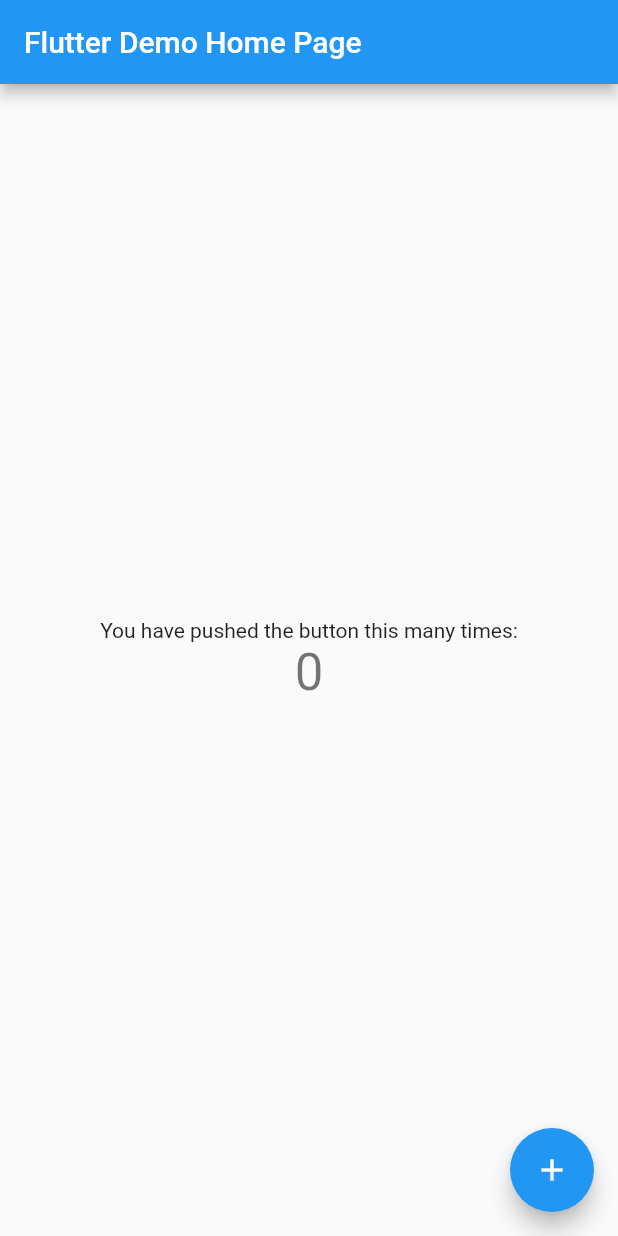
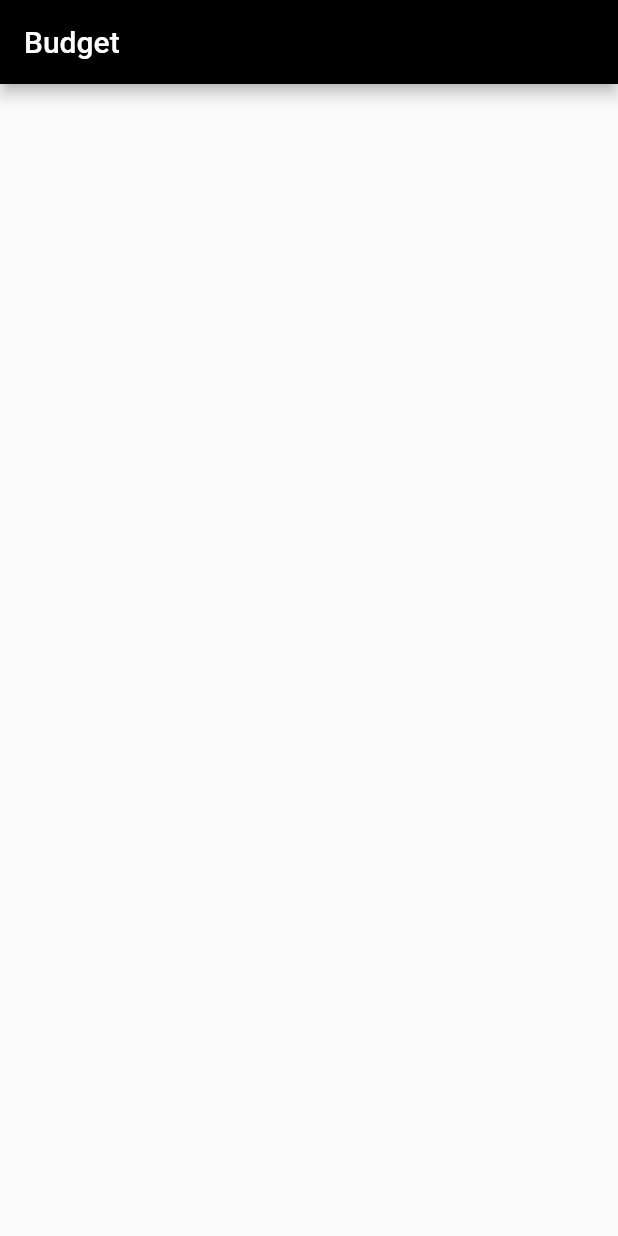
Before and after one commit to cwiswell/flutter-budget-app, a Flutter app: the screen it shows after launch, on a phone screen of 412 x 824 dp. Run offline on Flutter 3.47's test engine with Material 2 defaults, Android fonts, the phone set to English and light mode, and no system bars.

Commit message:
Remove default code

```diff
--- /dev/null
+++ b/lib/home.dart
@@ -0,0 +1,28 @@
+import 'package:flutter/material.dart';
+
+class MyHomePage extends StatefulWidget {
+  MyHomePage({Key key, this.title}) : super(key: key);
+  final String title;
+
+  @override
+  _MyHomePageState createState() => _MyHomePageState();
+}
+
+class _MyHomePageState extends State<MyHomePage> {
+  @override
+  Widget build(BuildContext context) {
+    return Scaffold(
+      appBar: AppBar(
+        title: Text(widget.title),
+      ),
+      body: Center(
+        child: Column(
+          mainAxisAlignment: MainAxisAlignment.center,
+          children: <Widget>[
+          ],
+        ),
+      ),
+
+    );
+  }
+}
--- a/lib/main.dart
+++ b/lib/main.dart
@@ -1,4 +1,5 @@
 import 'package:flutter/material.dart';
+import 'home.dart';
 
 void main() => runApp(MyApp());
 
@@ -7,105 +8,11 @@ class MyApp extends StatelessWidget {
   @override
   Widget build(BuildContext context) {
     return MaterialApp(
-      title: 'Flutter Demo',
+      title: 'Budget',
       theme: ThemeData(
-        // This is the theme of your application.
-        //
-        // Try running your application with "flutter run". You'll see the
-        // application has a blue toolbar. Then, without quitting the app, try
-        // changing the primarySwatch below to Colors.green and then invoke
-        // "hot reload" (press "r" in the console where you ran "flutter run",
-        // or simply save your changes to "hot reload" in a Flutter IDE).
-        // Notice that the counter didn't reset back to zero; the application
-        // is not restarted.
-        primarySwatch: Colors.blue,
+        primaryColor: Colors.black,
       ),
-      home: MyHomePage(title: 'Flutter Demo Home Page'),
+      home: MyHomePage(title: 'Budget'),
     );
   }
 }
-
-class MyHomePage extends StatefulWidget {
-  MyHomePage({Key key, this.title}) : super(key: key);
-
-  // This widget is the home page of your application. It is stateful, meaning
-  // that it has a State object (defined below) that contains fields that affect
-  // how it looks.
-
-  // This class is the configuration for the state. It holds the values (in this
-  // case the title) provided by the parent (in this case the App widget) and
-  // used by the build method of the State. Fields in a Widget subclass are
-  // always marked "final".
-
-  final String title;
-
-  @override
-  _MyHomePageState createState() => _MyHomePageState();
-}
-
-class _MyHomePageState extends State<MyHomePage> {
-  int _counter = 0;
-
-  void _incrementCounter() {
-    setState(() {
-      // This call to setState tells the Flutter framework that something has
-      // changed in this State, which causes it to rerun the build method below
-      // so that the display can reflect the updated values. If we changed
-      // _counter without calling setState(), then the build method would not be
-      // called again, and so nothing would appear to happen.
-      _counter++;
-    });
-  }
-
-  @override
-  Widget build(BuildContext context) {
-    // This method is rerun every time setState is called, for instance as done
-    // by the _incrementCounter method above.
-    //
-    // The Flutter framework has been optimized to make rerunning build methods
-    // fast, so that you can just rebuild anything that needs updating rather
-    // than having to individually change instances of widgets.
-    return Scaffold(
-      appBar: AppBar(
-        // Here we take the value from the MyHomePage object that was created by
-        // the App.build method, and use it to set our appbar title.
-        title: Text(widget.title),
-      ),
-      body: Center(
-        // Center is a layout widget. It takes a single child and positions it
-        // in the middle of the parent.
-        child: Column(
-          // Column is also layout widget. It takes a list of children and
-          // arranges them vertically. By default, it sizes itself to fit its
-          // children horizontally, and tries to be as tall as its parent.
-          //
-          // Invoke "debug painting" (press "p" in the console, choose the
-          // "Toggle Debug Paint" action from the Flutter Inspector in Android
-          // Studio, or the "Toggle Debug Paint" command in Visual Studio Code)
-          // to see the wireframe for each widget.
-          //
-          // Column has various properties to control how it sizes itself and
-          // how it positions its children. Here we use mainAxisAlignment to
-          // center the children vertically; the main axis here is the vertical
-          // axis because Columns are vertical (the cross axis would be
-          // horizontal).
-          mainAxisAlignment: MainAxisAlignment.center,
-          children: <Widget>[
-            Text(
-              'You have pushed the button this many times:',
-            ),
-            Text(
-              '$_counter',
-              style: Theme.of(context).textTheme.display1,
-            ),
-          ],
-        ),
-      ),
-      floatingActionButton: FloatingActionButton(
-        onPressed: _incrementCounter,
-        tooltip: 'Increment',
-        child: Icon(Icons.add),
-      ), // This trailing comma makes auto-formatting nicer for build methods.
-    );
-  }
-}
```
